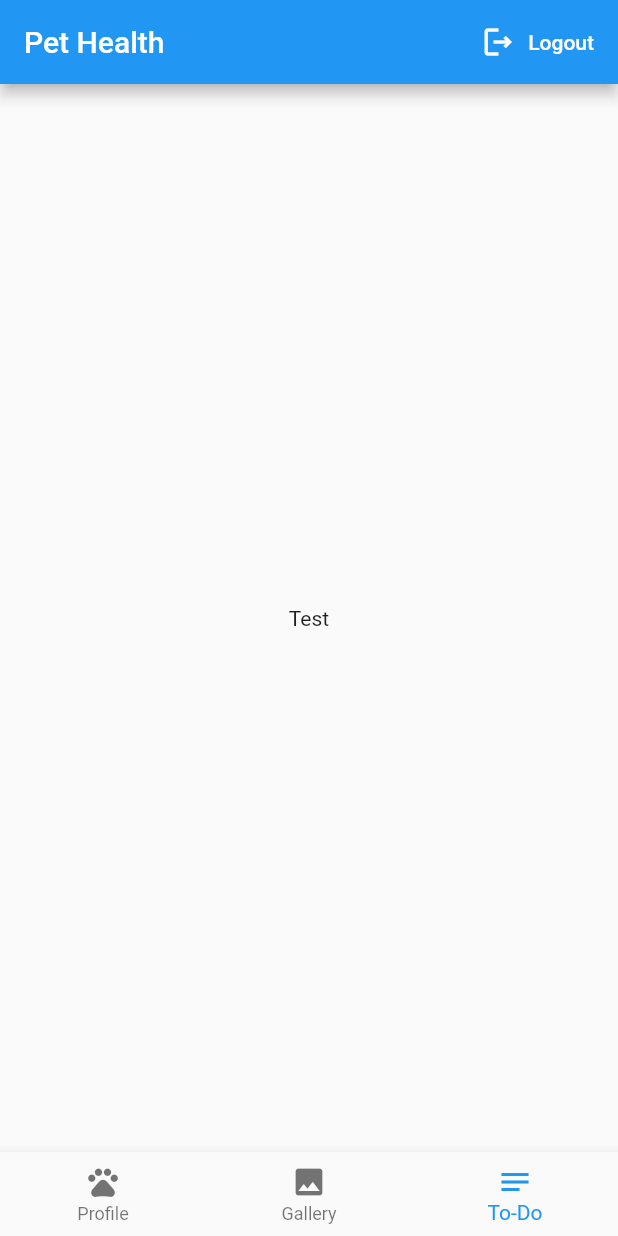
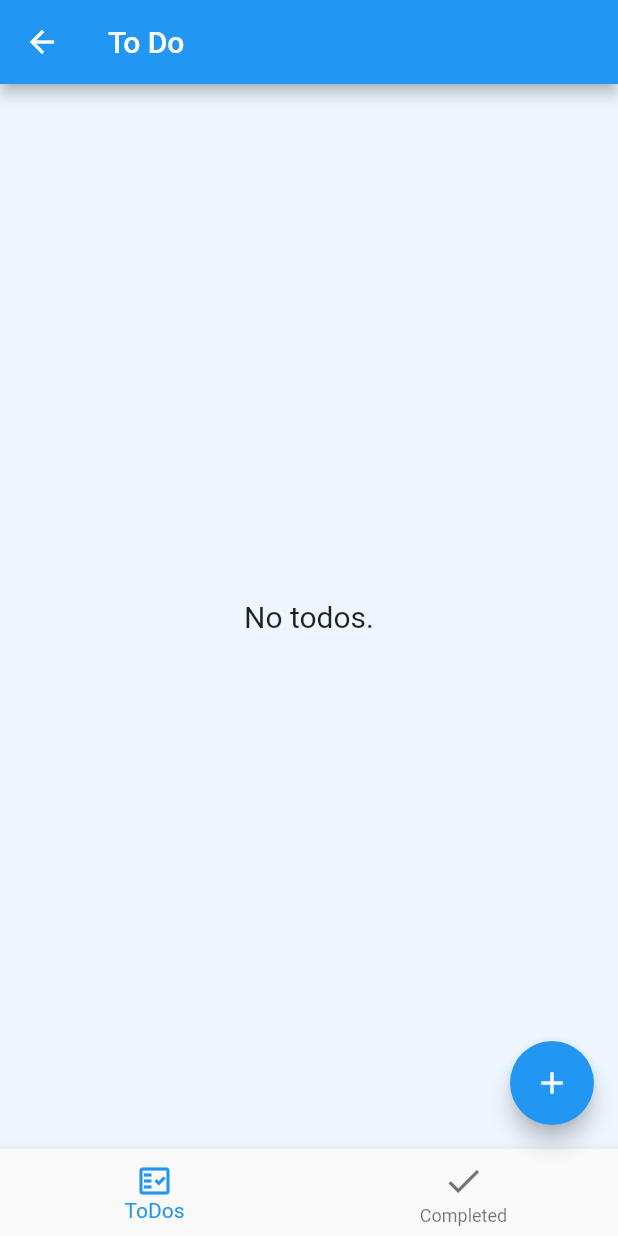
Before and after one commit to linoyaslan/Pet_Health_App, a Flutter app: the PetHome screen opened directly with empty values, item 3 of the bottom bar chosen, on a phone screen of 412 x 824 dp. Run offline on Flutter 3.47's test engine with Material 2 defaults, Android fonts, the phone set to English and light mode, and no system bars; our stand-ins replace awesome_notifications, cloud_firestore, firebase_auth, firebase_core, firebase_storage, flutter_slidable and 6 more; accounts and stored records are empty; network calls fail.

Commit message:
todo list - ui and logic

```diff
--- /dev/null
+++ b/lib/models/todo.dart
@@ -0,0 +1,52 @@
+import 'package:cloud_firestore/cloud_firestore.dart';
+import 'package:pet_health_app/toDo/utils.dart';
+
+class TodoField {
+  static const createdTime = 'createdTime';
+}
+
+class Todo {
+  DateTime? createdTime;
+  String title;
+  String id;
+  String description;
+  bool isDone;
+  //String? uid;
+  //String? pid;
+
+  Todo({
+    required this.createdTime,
+    required this.title,
+    this.description = '',
+    this.id = '',
+    this.isDone = false,
+    //this.uid,
+    //this.pid,
+  });
+
+  factory Todo.fromSnapshot(DocumentSnapshot snapshot) {
+    final newTodo = Todo.fromJson(snapshot.data() as Map<String, dynamic>);
+    newTodo.id = snapshot.reference.id;
+    return newTodo;
+  }
+
+  static Todo fromJson(Map<String, dynamic> json) => Todo(
+        createdTime: Utils.toDateTime(json['createdTime']),
+        title: json['title'],
+        description: json['description'],
+        id: json['id'],
+        isDone: json['isDone'],
+        //uid: json['uid'],
+        // pid: json['pid'],
+      );
+
+  Map<String, dynamic> toJson() => {
+        'createdTime': Utils.fromDateTimeToJson(createdTime!),
+        'title': title,
+        'description': description,
+        'id': id,
+        'isDone': isDone,
+        // 'uid': uid,
+        // 'pid': pid,
+      };
+}
--- /dev/null
+++ b/lib/toDo/completed_list.dart
@@ -0,0 +1,32 @@
+import 'package:flutter/material.dart';
+import 'package:pet_health_app/toDo/todo_widget.dart';
+import 'package:pet_health_app/toDo/todos.dart';
+import 'package:provider/provider.dart';
+
+class CompletedListWidget extends StatelessWidget {
+  const CompletedListWidget({Key? key}) : super(key: key);
+
+  @override
+  Widget build(BuildContext context) {
+    final provider = Provider.of<TodosProvider>(context);
+    final todos = provider.todosCompleted;
+
+    return todos.isEmpty
+        ? Center(
+            child: Text(
+              'No completed tasks.',
+              style: TextStyle(fontSize: 20),
+            ),
+          )
+        : ListView.separated(
+            physics: BouncingScrollPhysics(),
+            separatorBuilder: (context, index) => Container(height: 8),
+            padding: EdgeInsets.all(16),
+            itemBuilder: (context, index) {
+              final todo = todos[index];
+              return TodoWidget(todo: todo);
+            },
+            itemCount: todos.length,
+          );
+  }
+}
--- /dev/null
+++ b/lib/toDo/firebase_api.dart
@@ -0,0 +1,33 @@
+import 'dart:async';
+
+import 'package:cloud_firestore/cloud_firestore.dart';
+import 'package:pet_health_app/models/todo.dart';
+import 'package:pet_health_app/toDo/utils.dart';
+
+class FirebaseApi {
+  static Future<String> createTodo(Todo todo) async {
+    final docTodo = FirebaseFirestore.instance.collection('todo').doc();
+    todo.id = docTodo.id;
+    await docTodo.set(todo.toJson());
+
+    return docTodo.id;
+  }
+
+  static Stream<List<Todo>> readTodos() => FirebaseFirestore.instance
+      .collection('todo')
+      .orderBy(TodoField.createdTime, descending: false)
+      .snapshots()
+      .transform(Utils.transformer(Todo.fromJson));
+
+  static Future updateTodo(Todo todo) async {
+    final docTodo = FirebaseFirestore.instance.collection('todo').doc(todo.id);
+
+    await docTodo.update(todo.toJson());
+  }
+
+  static Future deleteTodo(Todo todo) async {
+    final docTodo = FirebaseFirestore.instance.collection('todo').doc(todo.id);
+
+    await docTodo.delete();
+  }
+}
--- /dev/null
+++ b/lib/toDo/todo_home.dart
@@ -0,0 +1,112 @@
+import 'package:cloud_firestore/cloud_firestore.dart';
+import 'package:firebase_core/firebase_core.dart';
+import 'package:flutter/cupertino.dart';
+import 'package:flutter/material.dart';
+import 'package:pet_health_app/models/todo.dart';
+import 'package:pet_health_app/toDo/add_todo_dialog.dart';
+import 'package:pet_health_app/toDo/completed_list.dart';
+import 'package:pet_health_app/toDo/firebase_api.dart';
+import 'package:pet_health_app/toDo/todo_list.dart';
+import 'package:pet_health_app/toDo/todo_widget.dart';
+import 'package:pet_health_app/toDo/todos.dart';
+import 'package:provider/provider.dart';
+
+class ToDoHome extends StatefulWidget {
+  const ToDoHome({Key? key}) : super(key: key);
+
+  @override
+  State<ToDoHome> createState() => _ToDoHomeState();
+}
+
+class _ToDoHomeState extends State<ToDoHome> {
+  int selectedIndex = 0;
+  @override
+  Widget build(BuildContext context) {
+    final tabs = [
+      TodoListWidget(),
+      CompletedListWidget(),
+    ];
+
+    return Scaffold(
+      appBar: AppBar(
+        title: Text("To Do"),
+      ),
+      backgroundColor: Color.fromARGB(255, 238, 247, 255),
+      bottomNavigationBar: BottomNavigationBar(
+        selectedItemColor: Colors.blue,
+        currentIndex: selectedIndex,
+        onTap: (index) => setState(() {
+          selectedIndex = index;
+        }),
+        items: [
+          BottomNavigationBarItem(
+            icon: Icon(Icons.fact_check_outlined),
+            label: 'ToDos',
+          ),
+          BottomNavigationBarItem(
+            icon: Icon(Icons.done, size: 28),
+            label: 'Completed',
+          ),
+        ],
+      ),
+      // body: StreamBuilder<QuerySnapshot>(
+      //     stream: FirebaseFirestore.instance.collection('todo').snapshots(),
+      //     builder: (context, snapshot) {
+      //       if (!snapshot.hasData) return const LinearProgressIndicator();
+      //       final provider = Provider.of<TodosProvider>(context);
+      //       final todos = snapshot.data;
+      //       //provider.setTodos(todos);
+      //       return _buildList(context, snapshot.data?.docs ?? []);
+      //     }),
+      body: StreamBuilder<List<Todo>>(
+          stream: FirebaseApi.readTodos(),
+          builder: (context, snapshot) {
+            switch (snapshot.connectionState) {
+              case ConnectionState.waiting:
+                return Center(child: CircularProgressIndicator());
+              default:
+                // if (snapshot.hasError) {
+                //   return buildText('Something Went Wrong Try later');
+                // } else {
+                final todos = snapshot.data;
+
+                final provider = Provider.of<TodosProvider>(context);
+                provider.setTodos(todos!);
+                return tabs[selectedIndex];
+            }
+          }),
+      floatingActionButton: FloatingActionButton(
+        onPressed: () => showDialog(
+          context: context,
+          barrierDismissible: false,
+          builder: (BuildContext context) {
+            return const AddTodoDialogWidget();
+          },
+        ),
+        child: Icon(Icons.add),
+      ),
+    );
+  }
+
+  Widget _buildList(BuildContext context, List<DocumentSnapshot> snapshot) {
+    return ListView(
+      padding: const EdgeInsets.only(top: 20.0),
+      children: snapshot.map((data) => _buildListItem(context, data)).toList(),
+    );
+  }
+
+  Widget _buildListItem(BuildContext context, DocumentSnapshot snapshot) {
+    //final User? user = auth.currentUser;
+    final todo = Todo.fromSnapshot(snapshot);
+    // Stream<QuerySnapshot<Map<String, dynamic>>> collection = FirebaseFirestore
+    //     .instance
+    //     .collection("todo")
+    //     .where('isDone', isEqualTo: 'true')
+    //     .orderBy(TodoField.createdTime, descending: true)
+    //     .snapshots();
+    // // if (collection.isEmpty == true) {
+    //   return CardPostDogsForum();
+    // }
+    return TodoWidget(todo: todo);
+  }
+}
--- /dev/null
+++ b/lib/toDo/todo_list.dart
@@ -0,0 +1,27 @@
+import 'package:flutter/material.dart';
+import 'package:pet_health_app/models/todo.dart';
+import 'package:pet_health_app/toDo/todo_widget.dart';
+import 'package:pet_health_app/toDo/todos.dart';
+import 'package:provider/provider.dart';
+
+class TodoListWidget extends StatelessWidget {
+  const TodoListWidget({Key? key}) : super(key: key);
+
+  @override
+  Widget build(BuildContext context) {
+    final provider = Provider.of<TodosProvider>(context);
+    final todos = provider.todos;
+
+    return todos.isEmpty ? Center(child: Text('No todos.', style: TextStyle(fontSize: 20),),) :
+    ListView.separated(
+      physics: BouncingScrollPhysics(),
+      separatorBuilder: (context, index) => Container(height: 8),
+      padding: EdgeInsets.all(16),
+      itemBuilder: (context, index) {
+        final todo = todos[index];
+        return TodoWidget(todo: todo);
+      },
+      itemCount: todos.length,
+    );
+  }
+}
--- /dev/null
+++ b/lib/toDo/todos.dart
@@ -0,0 +1,43 @@
+import 'package:flutter/cupertino.dart';
+import 'package:pet_health_app/models/todo.dart';
+import 'package:pet_health_app/toDo/firebase_api.dart';
+
+class TodosProvider extends ChangeNotifier {
+  List<Todo> _todos = [];
+
+  List<Todo> get todos => _todos.where((todo) => todo.isDone == false).toList();
+  List<Todo> get todosCompleted =>
+      _todos.where((todo) => todo.isDone == true).toList();
+
+  // void addTodo(Todo todo) {
+  //   // _todos.add(todo);
+  //   // notifyListeners();
+  // }
+
+  void setTodos(List<Todo> todos) =>
+      WidgetsBinding.instance!.addPostFrameCallback((_) {
+        _todos = todos;
+        notifyListeners();
+      });
+
+  void addTodo(Todo todo) => FirebaseApi.createTodo(todo);
+  void removeTodo(Todo todo) => FirebaseApi.deleteTodo(todo);
+  // void removeTodo(Todo todo) {
+  //   _todos.remove(todo);
+  //   notifyListeners();
+  // }
+
+  bool toggleTodoStatus(Todo todo) {
+    todo.isDone = !todo.isDone;
+    FirebaseApi.updateTodo(todo);
+    //notifyListeners();
+    return todo.isDone;
+  }
+
+  void updateTodo(Todo todo, String title, String description) {
+    todo.title = title;
+    todo.description = description;
+    FirebaseApi.updateTodo(todo);
+    //notifyListeners();
+  }
+}
--- /dev/null
+++ b/lib/toDo/utils.dart
@@ -0,0 +1,49 @@
+import 'package:cloud_firestore/cloud_firestore.dart';
+import 'package:flutter/cupertino.dart';
+import 'package:flutter/material.dart';
+import 'dart:async';
+
+class Utils {
+  static void showSnackBar(BuildContext context, String text) =>
+      Scaffold.of(context)
+        ..removeCurrentSnackBar()
+        ..showSnackBar(SnackBar(
+          content: Text(text),
+        ));
+
+  static DateTime? toDateTime(Timestamp value) {
+    if (value == null) return null;
+    return value.toDate();
+  }
+
+  static dynamic fromDateTimeToJson(DateTime date) {
+    if (date == null) return null;
+    return date.toUtc();
+  }
+
+  // StreamTransformer transformer<T>(
+  //     T Function(Map<String, dynamic> json) fromJson) {
+  //   return StreamTransformer<QuerySnapshot<Map<String, dynamic>>,
+  //       List<T>>.fromHandlers(
+  //     handleData:
+  //         (QuerySnapshot<Map<String, dynamic>> data, EventSink<List<T>> sink) {
+  //       final snaps = data.docs.map((doc) => doc.data()).toList();
+  //       final objects = snaps.map((json) => fromJson(json)).toList();
+  //       sink.add(objects);
+  //     },
+  //   );
+  // }
+
+  static StreamTransformer<QuerySnapshot<Map<String, dynamic>>, List<T>>
+      transformer<T>(T Function(Map<String, dynamic> json) fromJson) =>
+          StreamTransformer<QuerySnapshot<Map<String, dynamic>>,
+              List<T>>.fromHandlers(
+            handleData: (QuerySnapshot<Map<String, dynamic>> data,
+                EventSink<List<T>> sink) {
+              final snaps = data.docs.map((doc) => doc.data()).toList();
+              final users = snaps.map((json) => fromJson(json)).toList();
+
+              sink.add(users);
+            },
+          );
+}
--- a/pubspec.yaml
+++ b/pubspec.yaml
@@ -53,6 +53,7 @@ dependencies:
   flutter_svg: ^1.0.3
   json_annotation: ^4.4.0
   firebase_encode: ^1.0.0
+  flutter_slidable: ^0.6.0
 
 dev_dependencies:
   build_runner: ^2.1.8
```
Also changed, not shown: lib/main.dart (+7 -20 lines), lib/screens/pet_home/pet_home.dart (+16 -5 lines), lib/toDo/add_todo_dialog.dart (added, +61 -0 lines), lib/toDo/edit_todo.dart (added, +91 -0 lines), lib/toDo/todo_form.dart (added, +71 -0 lines), lib/toDo/todo_widget.dart (added, +94 -0 lines), pubspec.lock.
